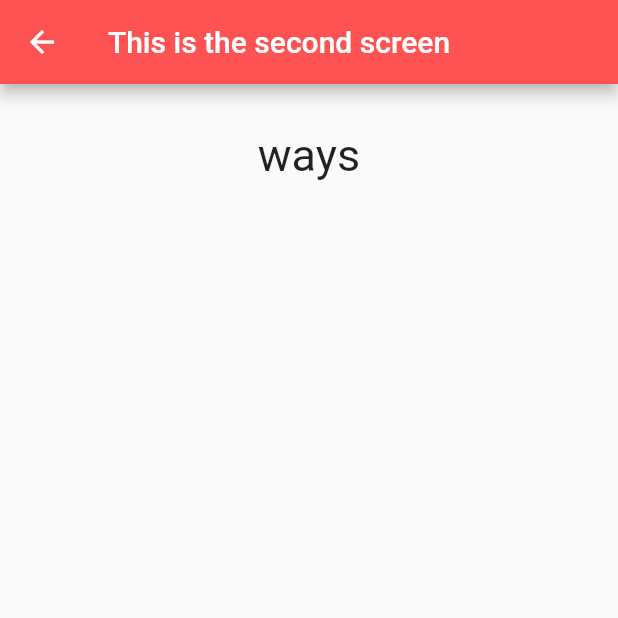
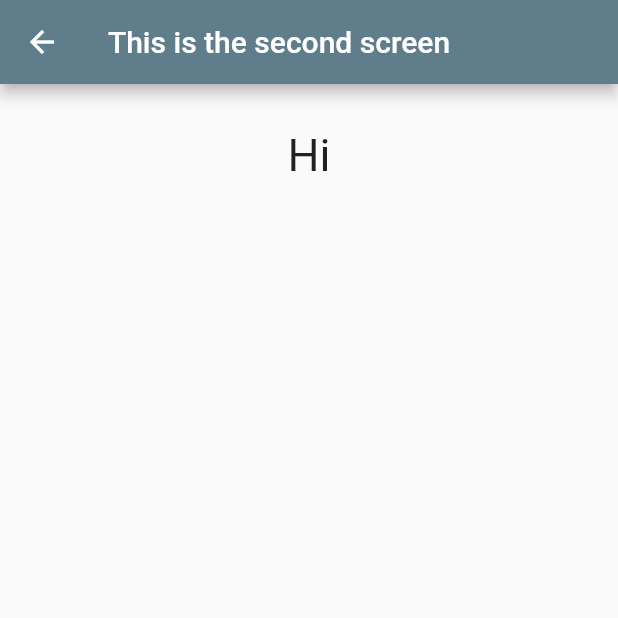
Before and after one commit to cathymariza/wrd-masters, a Flutter app: the screen it shows after launch, after a tap on "Easy", on a phone screen of 412 x 824 dp, the top half of it. Run offline on Flutter 3.47's test engine with Material 2 defaults, Android fonts, the light colour scheme and no system bars; project files that could hold a hidden picture were left out.

Commit message:
Added the Friend Screen

```diff
--- a/word_masters/lib/main.dart
+++ b/word_masters/lib/main.dart
@@ -142,9 +142,9 @@ class _MyHomePageState extends State<MyHomePage>
     Navigator.push(
       context,
       MaterialPageRoute(
-          builder: (context) => WordScreen(
-                key: const Key("Word Screen"),
-                word: word,
+          builder: (context) => FriendScreen(
+                key: const Key("Friend Screen"),
+                title: "Welcome",
               )),
     );
   }
@@ -216,3 +216,36 @@ class _WordScreenState extends State<WordScreen> {
     );
   }
 }
+class FriendScreen extends StatefulWidget {
+  FriendScreen({Key? key, required this.title}) : super(key: key);
+
+  final String title;
+
+  @override
+  _FriendScreenState createState() => _FriendScreenState(title);
+}
+
+// add a field that requires a word to passed to create this screen
+class _FriendScreenState extends State<FriendScreen> {
+  _FriendScreenState(this.title);
+  String title;
+
+  @override
+  Widget build(BuildContext context) {
+    return Scaffold(
+      appBar: AppBar(
+        title: Text("This is the second screen"),
+        backgroundColor: Colors.blueGrey,
+      ),
+      body: Container(
+          alignment: Alignment.center,
+          padding: EdgeInsets.all(30),
+          child: Column(children: [
+            Text(
+              "Hi",
+              style: TextStyle(fontSize: 30),
+            )
+          ])),
+    );
+  }
+}
```
